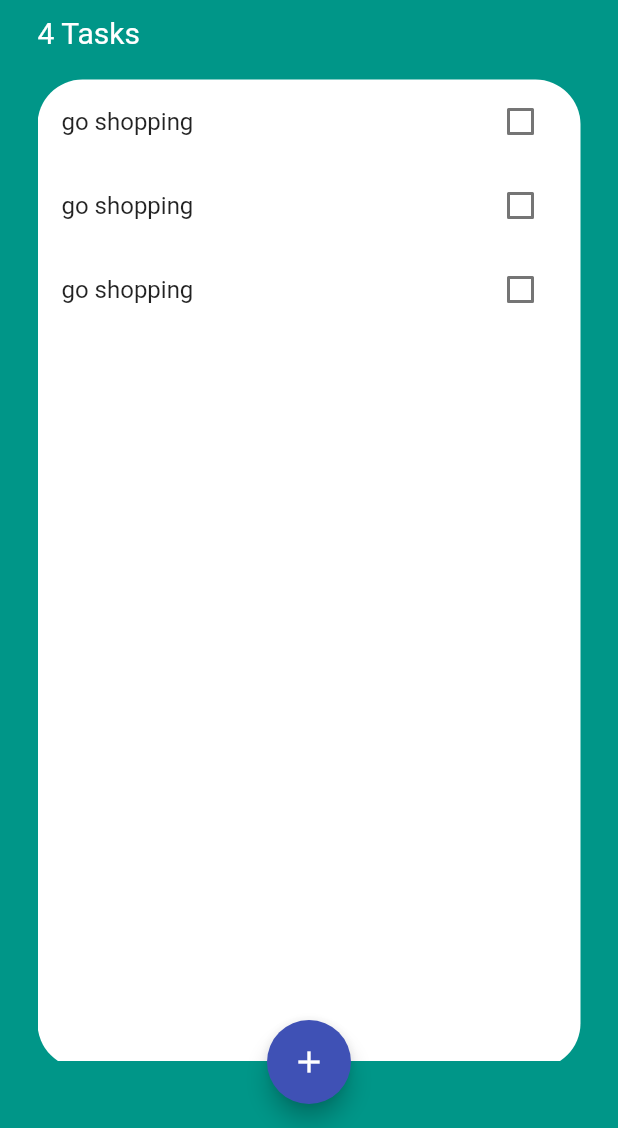
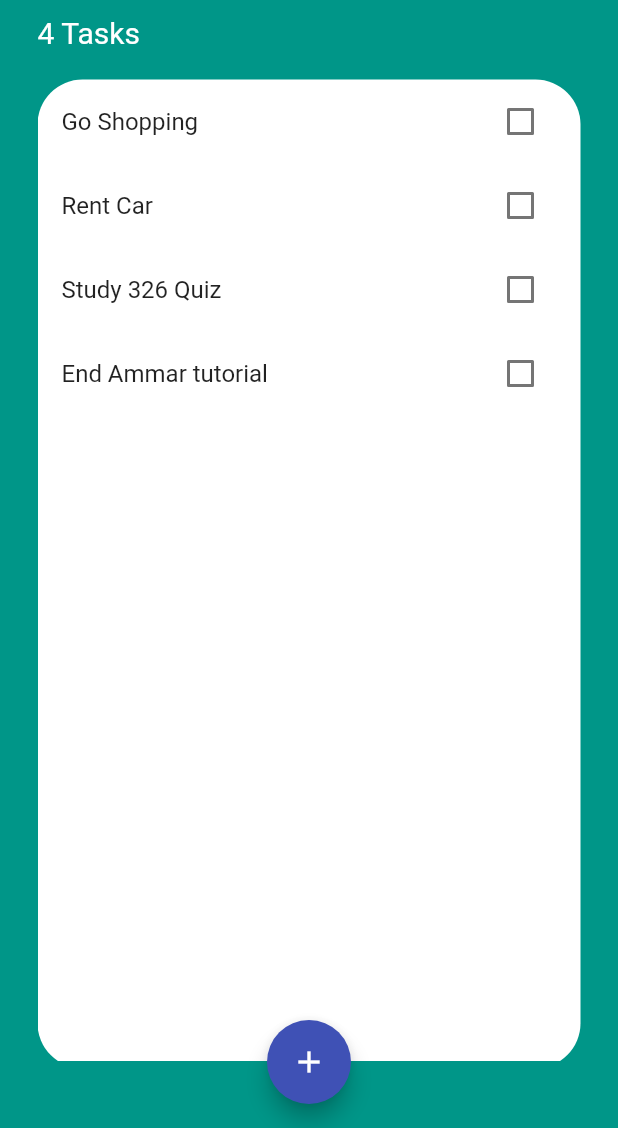
Before and after one commit to mohammedAlmaghlouth/todoapp, a Flutter app: the screen it shows after launch, on a phone screen of 412 x 824 dp, the part 108-1236 px from its top. Run offline on Flutter 3.47's test engine with Material 2 defaults, Android fonts, the phone set to English and light mode, and no system bars.

Commit message:
tasksObject

```diff
--- /dev/null
+++ b/lib/features/tasks/model/task.dart
@@ -0,0 +1,14 @@
+// ignore_for_file: public_member_api_docs, sort_constructors_first
+class Task {
+  Task({
+    required this.taskTitle,
+    this.isChecked = false,
+  });
+
+  final String taskTitle;
+  bool? isChecked;
+
+  void changeCheck() {
+    isChecked = !isChecked!;
+  }
+}
--- a/lib/features/tasks/presentation/task.dart
+++ /dev/null
@@ -1,35 +0,0 @@
-import 'package:flutter/material.dart';
-import 'package:todoapp/features/tasks/presentation/check_done.dart';
-
-class Task extends StatefulWidget {
-  const Task({super.key});
-
-  @override
-  State<Task> createState() => _TaskState();
-}
-
-class _TaskState extends State<Task> {
-  bool? isDone = false;
-
-  @override
-  Widget build(BuildContext context) {
-    return ListTile(
-      title: Text(
-        'go shopping',
-        style: TextStyle(
-          decoration: isDone! ? TextDecoration.lineThrough : null,
-        ),
-      ),
-      trailing: CheckDone(
-        isDone: isDone,
-        checkChanged: (newValue) {
-          setState(
-            () {
-              isDone = newValue;
-            },
-          );
-        },
-      ),
-    );
-  }
-}
--- /dev/null
+++ b/lib/features/tasks/presentation/task_tile.dart
@@ -0,0 +1,38 @@
+// ignore_for_file: public_member_api_docs, sort_constructors_first
+import 'package:flutter/material.dart';
+
+class TaskTile extends StatefulWidget {
+  TaskTile({
+    super.key,
+    required this.taskTitle,
+    this.isChecked,
+  });
+  final String taskTitle;
+  bool? isChecked;
+
+  @override
+  State<TaskTile> createState() => _TaskTileState();
+}
+
+class _TaskTileState extends State<TaskTile> {
+  @override
+  Widget build(BuildContext context) {
+    return ListTile(
+      title: Text(
+        widget.taskTitle,
+        style: TextStyle(
+          decoration: widget.isChecked! ? TextDecoration.lineThrough : null,
+        ),
+      ),
+      trailing: Checkbox(
+        activeColor: Colors.teal[400],
+        value: widget.isChecked,
+        onChanged: (newValue) {
+          setState(() {
+            widget.isChecked = newValue;
+          });
+        },
+      ),
+    );
+  }
+}
--- a/lib/features/tasks/presentation/tasks_list.dart
+++ b/lib/features/tasks/presentation/tasks_list.dart
@@ -1,5 +1,6 @@
 import 'package:flutter/material.dart';
-import 'package:todoapp/features/tasks/presentation/task.dart';
+import 'package:todoapp/features/tasks/presentation/task_tile.dart';
+import 'package:todoapp/tasks_objects.dart';
 
 class TasksList extends StatelessWidget {
   const TasksList({super.key});
@@ -7,10 +8,23 @@ class TasksList extends StatelessWidget {
   @override
   Widget build(BuildContext context) {
     return ListView(
-      children: const [
-        Task(),
-        Task(),
-        Task(),
+      children: [
+        TaskTile(
+          taskTitle: tasksObjects[0].taskTitle,
+          isChecked: tasksObjects[0].isChecked,
+        ),
+        TaskTile(
+          taskTitle: tasksObjects[1].taskTitle,
+          isChecked: tasksObjects[1].isChecked,
+        ),
+        TaskTile(
+          taskTitle: tasksObjects[2].taskTitle,
+          isChecked: tasksObjects[2].isChecked,
+        ),
+        TaskTile(
+          taskTitle: tasksObjects[3].taskTitle,
+          isChecked: tasksObjects[3].isChecked,
+        ),
       ],
     );
   }
--- /dev/null
+++ b/lib/tasks_objects.dart
@@ -0,0 +1,16 @@
+import 'package:todoapp/features/tasks/model/task.dart';
+
+List<Task> tasksObjects = [
+  Task(
+    taskTitle: 'Go Shopping',
+  ),
+  Task(
+    taskTitle: 'Rent Car',
+  ),
+  Task(
+    taskTitle: 'Study 326 Quiz',
+  ),
+  Task(
+    taskTitle: 'End Ammar tutorial',
+  ),
+];
```
Also changed, not shown: lib/removed_widgets/check_done.dart (renamed from lib/features/tasks/presentation/check_done.dart).
